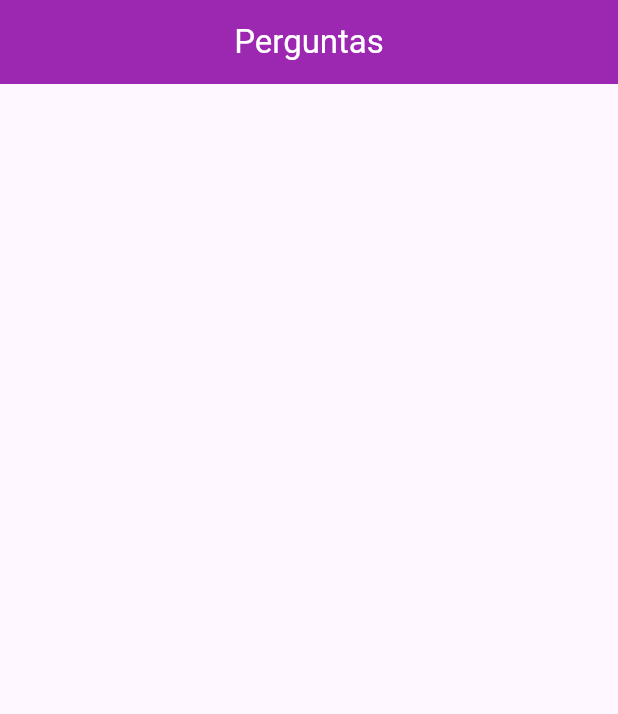
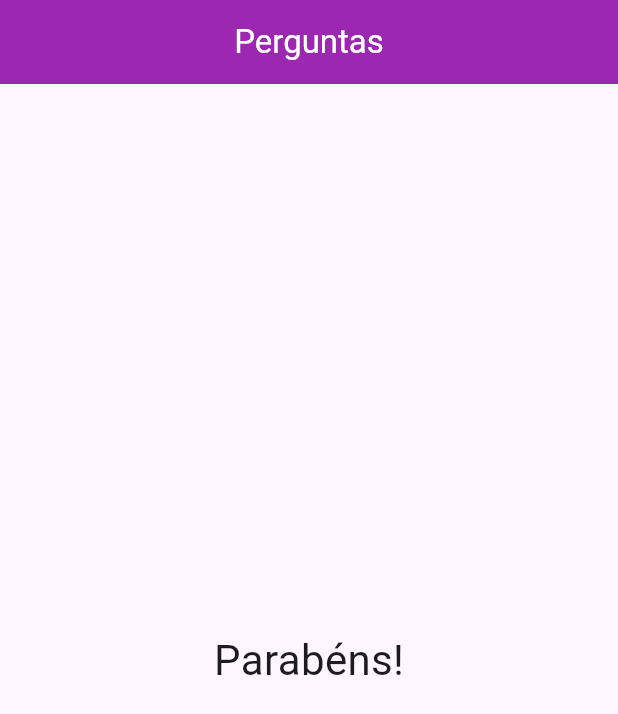
Before and after one commit to GuhSoares/curso_flutter, a Flutter app: the screen it shows after launch, after a tap on "SUV", after a tap on "FUNK", after a tap on "LEÃO", on a phone screen of 412 x 824 dp. Shown: the top 714 px of the screen. Run offline on Flutter 3.47's test engine with Material 3 defaults, Android fonts, the phone set to English and light mode, and no system bars.

Commit message:
refactor: UI layout in main.dart

```diff
--- a/projeto_perguntas/lib/main.dart
+++ b/projeto_perguntas/lib/main.dart
@@ -50,7 +50,8 @@ class _PerguntaAppState extends State<PerguntaApp> {
     return MaterialApp(
       home: Scaffold(
           appBar: AppBar(
-          title: const Text('Perguntas', style: TextStyle(color: Colors.white)),
+            title:
+                const Text('Perguntas', style: TextStyle(color: Colors.white)),
             centerTitle: true,
             backgroundColor: Colors.purple[500],
           ),
@@ -76,8 +77,12 @@ class _PerguntaAppState extends State<PerguntaApp> {
                     ],
                   ),
                 )
-            : null,
+              : const Center(
+                  child: Text(
+                    'Parabéns!',
+                    style: TextStyle(fontSize: 28),
                   ),
+                )),
     );
   }
 }
```
Lines whose indentation alone changed are shown as unchanged.
